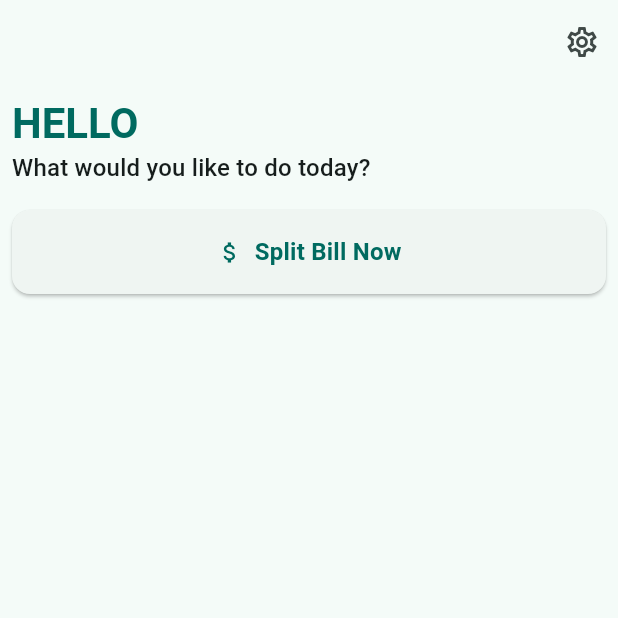
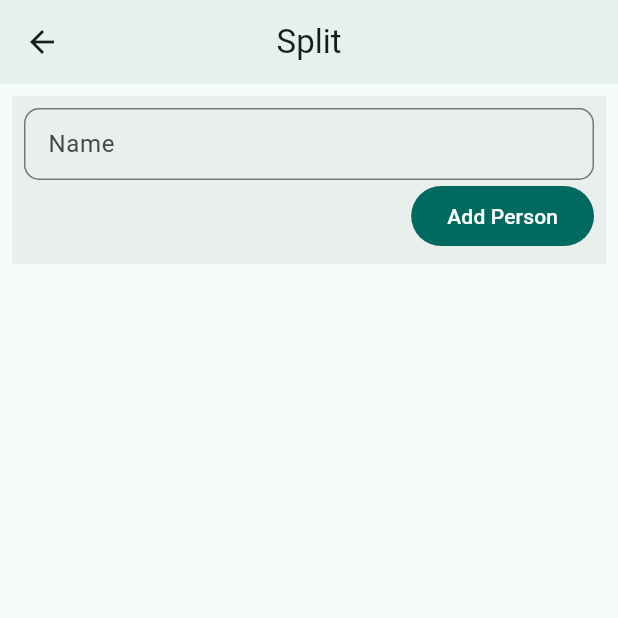
Before and after one commit to Zer0-01/numeru, a Flutter app: the screen it shows after launch, after a tap on "Split Bill Now", on a phone screen of 412 x 824 dp, the top half of it. Run offline on Flutter 3.47's test engine with Material 3 defaults, Android fonts, the light colour scheme and no system bars; our stand-ins replace adaptive_theme, auto_route.

Commit message:
feat: textfield

```diff
--- /dev/null
+++ b/lib/extensions/context_extension.dart
@@ -0,0 +1,7 @@
+import 'package:flutter/material.dart';
+
+extension ContextX on BuildContext {
+  ThemeData get theme => Theme.of(this);
+  ColorScheme get colorScheme => theme.colorScheme;
+  TextTheme get textTheme => theme.textTheme;
+}
--- /dev/null
+++ b/lib/presentation/common_widgets/app_text_field_widget.dart
@@ -0,0 +1,53 @@
+import 'package:flutter/material.dart';
+
+class AppTextFieldWidget extends StatelessWidget {
+  final String? label;
+  final String? hint;
+  final TextEditingController? controller;
+  final TextInputType? keyboardType;
+  final bool obscureText;
+  final int? maxLines;
+  final FormFieldValidator<String>? validator;
+  final ValueChanged<String>? onChanged;
+
+  const AppTextFieldWidget({
+    super.key,
+    this.label,
+    this.hint,
+    this.controller,
+    this.keyboardType,
+    this.obscureText = false,
+    this.maxLines = 1,
+    this.validator,
+    this.onChanged,
+  });
+
+  @override
+  Widget build(BuildContext context) {
+    final theme = Theme.of(context);
+
+    return TextFormField(
+      controller: controller,
+      keyboardType: keyboardType,
+      obscureText: obscureText,
+      maxLines: maxLines,
+      validator: validator,
+      onChanged: onChanged,
+      decoration: InputDecoration(
+        labelText: label,
+        hintText: hint,
+        isDense: true,
+
+        border: OutlineInputBorder(borderRadius: BorderRadius.circular(10)),
+        enabledBorder: OutlineInputBorder(
+          borderRadius: BorderRadius.circular(10),
+          borderSide: BorderSide(color: theme.colorScheme.outline),
+        ),
+        focusedBorder: OutlineInputBorder(
+          borderRadius: BorderRadius.circular(10),
+          borderSide: BorderSide(color: theme.colorScheme.primary, width: 1.6),
+        ),
+      ),
+    );
+  }
+}
--- a/lib/presentation/screen/home/home_screen.dart
+++ b/lib/presentation/screen/home/home_screen.dart
@@ -1,3 +1,4 @@
+import 'package:auto_route/auto_route.dart';
 import 'package:flutter/material.dart';
 
 class HomeScreen extends StatelessWidget {
@@ -44,7 +45,7 @@ class HomeScreen extends StatelessWidget {
               width: double.infinity,
               child: ElevatedButton.icon(
                 onPressed: () {
-                  // context.router.push(const SplitBillRoute());
+                  context.router.pushPath('/split');
                 },
                 icon: const Icon(Icons.attach_money_outlined),
                 label: const Text(
--- /dev/null
+++ b/lib/presentation/screen/split/split_screen.dart
@@ -0,0 +1,14 @@
+import 'package:flutter/material.dart';
+import 'package:numeru/presentation/screen/split/widgets/person_widget.dart';
+
+class SplitScreen extends StatelessWidget {
+  const SplitScreen({super.key});
+
+  @override
+  Widget build(BuildContext context) {
+    return Scaffold(
+      appBar: AppBar(title: Text("Split"), centerTitle: true, elevation: 2),
+      body: CustomScrollView(slivers: [PersonWidget()]),
+    );
+  }
+}
--- /dev/null
+++ b/lib/presentation/screen/split/split_setup_screen.dart
@@ -0,0 +1,13 @@
+import 'package:auto_route/annotations.dart';
+import 'package:flutter/material.dart';
+import 'package:numeru/presentation/screen/split/split_screen.dart';
+
+@RoutePage()
+class SplitSetupScreen extends StatelessWidget {
+  const SplitSetupScreen({super.key});
+
+  @override
+  Widget build(BuildContext context) {
+    return const SplitScreen();
+  }
+}
--- /dev/null
+++ b/lib/presentation/screen/split/widgets/person_chip_widget.dart
@@ -0,0 +1,10 @@
+import 'package:flutter/material.dart';
+
+class PersonChipWidget extends StatelessWidget {
+  const PersonChipWidget({super.key});
+
+  @override
+  Widget build(BuildContext context) {
+    return const Placeholder();
+  }
+}
--- /dev/null
+++ b/lib/presentation/screen/split/widgets/person_widget.dart
@@ -0,0 +1,34 @@
+import 'package:flutter/material.dart';
+import 'package:numeru/extensions/context_extension.dart';
+import 'package:numeru/presentation/common_widgets/app_text_field_widget.dart';
+
+class PersonWidget extends StatelessWidget {
+  const PersonWidget({super.key});
+
+  @override
+  Widget build(BuildContext context) {
+    return SliverPadding(
+      padding: EdgeInsets.all(8),
+      sliver: SliverToBoxAdapter(
+        child: Container(
+          padding: EdgeInsets.all(8),
+          decoration: BoxDecoration(
+            color: context.colorScheme.surfaceContainer,
+          ),
+          child: Column(
+            children: [
+              AppTextFieldWidget(label: "Name"),
+              Align(
+                alignment: Alignment.centerRight,
+                child: FilledButton(
+                  onPressed: () {},
+                  child: Text("Add Person"),
+                ),
+              ),
+            ],
+          ),
+        ),
+      ),
+    );
+  }
+}
--- a/lib/router/app_router.dart
+++ b/lib/router/app_router.dart
@@ -8,5 +8,6 @@ class AppRouter extends RootStackRouter {
   @override
   List<AutoRoute> get routes => [
     AutoRoute(page: HomeSetupRoute.page, path: '/', initial: true),
+    AutoRoute(page: SplitSetupRoute.page, path: '/split'),
   ];
 }
```
Also changed, not shown: lib/router/app_router.gr.dart.
